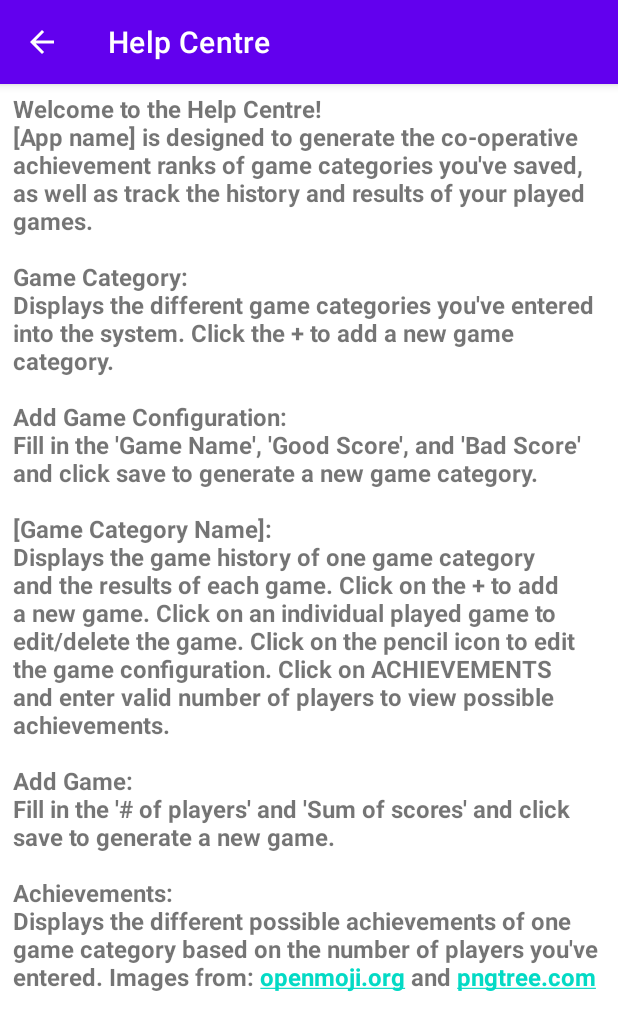
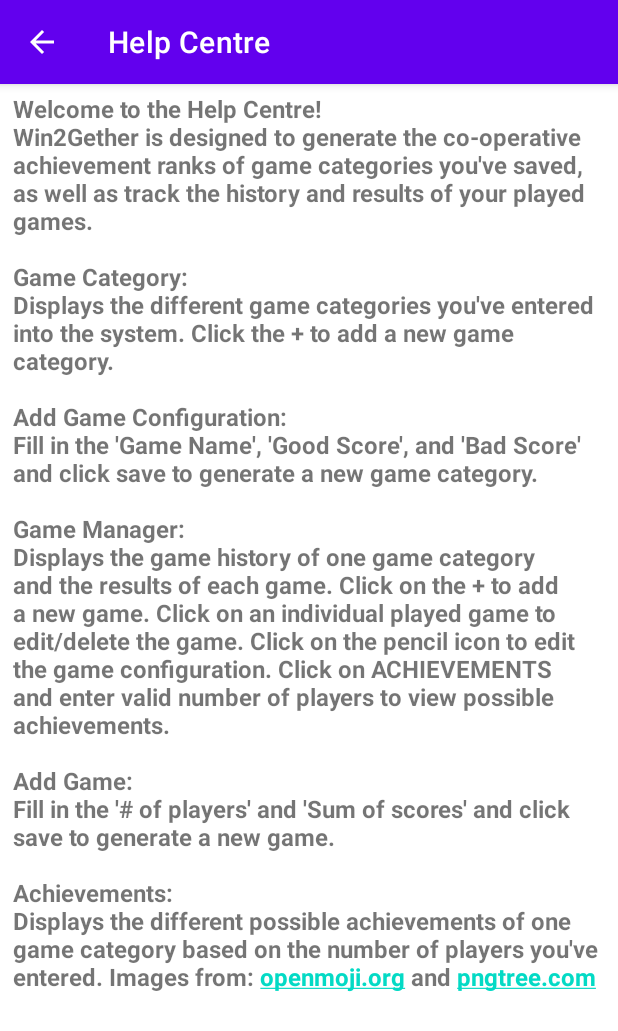
Before and after one commit to mantajdhillon/Game-Manager, an Android app: the HelpActivity screen opened directly, with no data from a screen before it, on a phone screen of 412 x 824 dp. Shown: the top 1031 px of the screen. Run offline under Robolectric (Android 15) with nearby library versions, the phone set to English and light mode, and no system bars.

Commit message:
Updated Help Screen to reflect app name

```diff
--- a/app/src/main/res/values/strings.xml
+++ b/app/src/main/res/values/strings.xml
@@ -27,7 +27,7 @@
 
     <!--Help Screen-->
     <string name="help_activity_title">Help Centre</string>
-    <string name="help_message">Welcome to the Help Centre!\n[App name] is designed to generate the co-operative achievement ranks of game categories you\'ve saved, as well as track the history and results of your played games.\n\nGame Category:\nDisplays the different game categories you\'ve entered into the system. Click the + to add a new game category.\n\nAdd Game Configuration:\nFill in the \'Game Name\', \'Good Score\', and \'Bad Score\' and click save to generate a new game category.\n\n[Game Category Name]:\nDisplays the game history of one game category and the results of each game. Click on the + to add a new game. Click on an individual played game to edit/delete the game. Click on the pencil icon to edit the game configuration. Click on ACHIEVEMENTS and enter valid number of players to view possible achievements.\n\nAdd Game:\nFill in the \'# of players\' and \'Sum of scores\' and click save to generate a new game.\n\nAchievements:\nDisplays the different possible achievements of one game category based on the number of players you\'ve entered. Images from: <a href="https://openmoji.org/">openmoji.org</a> and <a href="https://pngtree.com/">pngtree.com</a></string>
+    <string name="help_message">Welcome to the Help Centre!\nWin2Gether is designed to generate the co-operative achievement ranks of game categories you\'ve saved, as well as track the history and results of your played games.\n\nGame Category:\nDisplays the different game categories you\'ve entered into the system. Click the + to add a new game category.\n\nAdd Game Configuration:\nFill in the \'Game Name\', \'Good Score\', and \'Bad Score\' and click save to generate a new game category.\n\nGame Manager:\nDisplays the game history of one game category and the results of each game. Click on the + to add a new game. Click on an individual played game to edit/delete the game. Click on the pencil icon to edit the game configuration. Click on ACHIEVEMENTS and enter valid number of players to view possible achievements.\n\nAdd Game:\nFill in the \'# of players\' and \'Sum of scores\' and click save to generate a new game.\n\nAchievements:\nDisplays the different possible achievements of one game category based on the number of players you\'ve entered. Images from: <a href="https://openmoji.org/">openmoji.org</a> and <a href="https://pngtree.com/">pngtree.com</a></string>
 
     <!--Other-->
     <string name="save">save</string>
```
